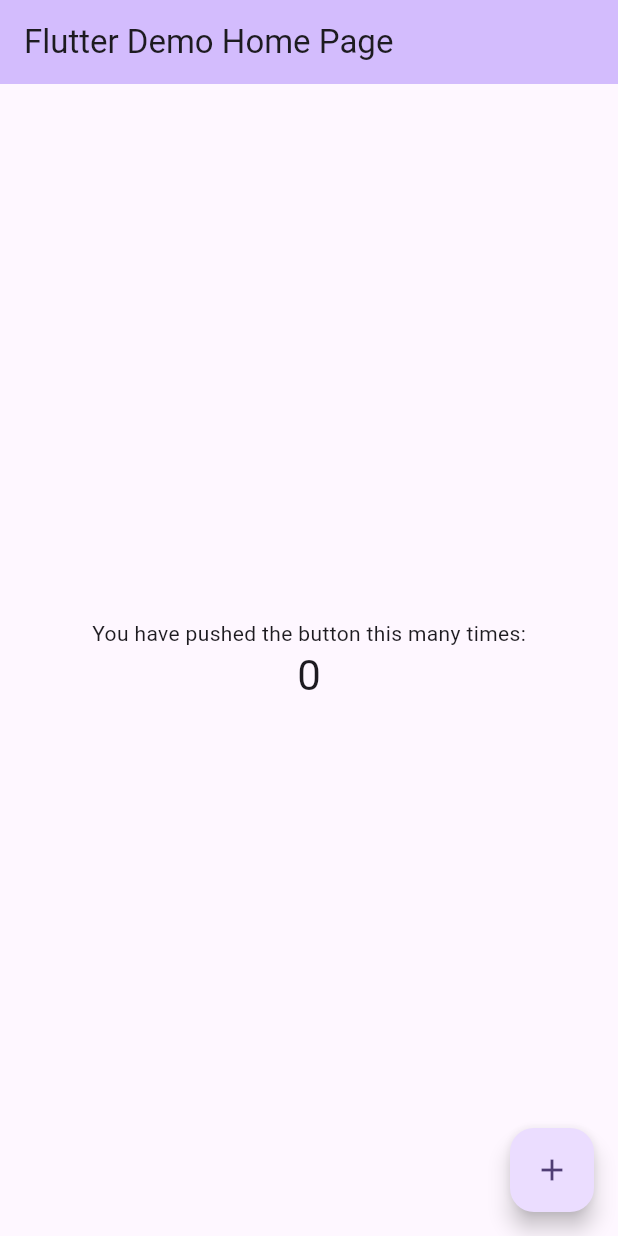
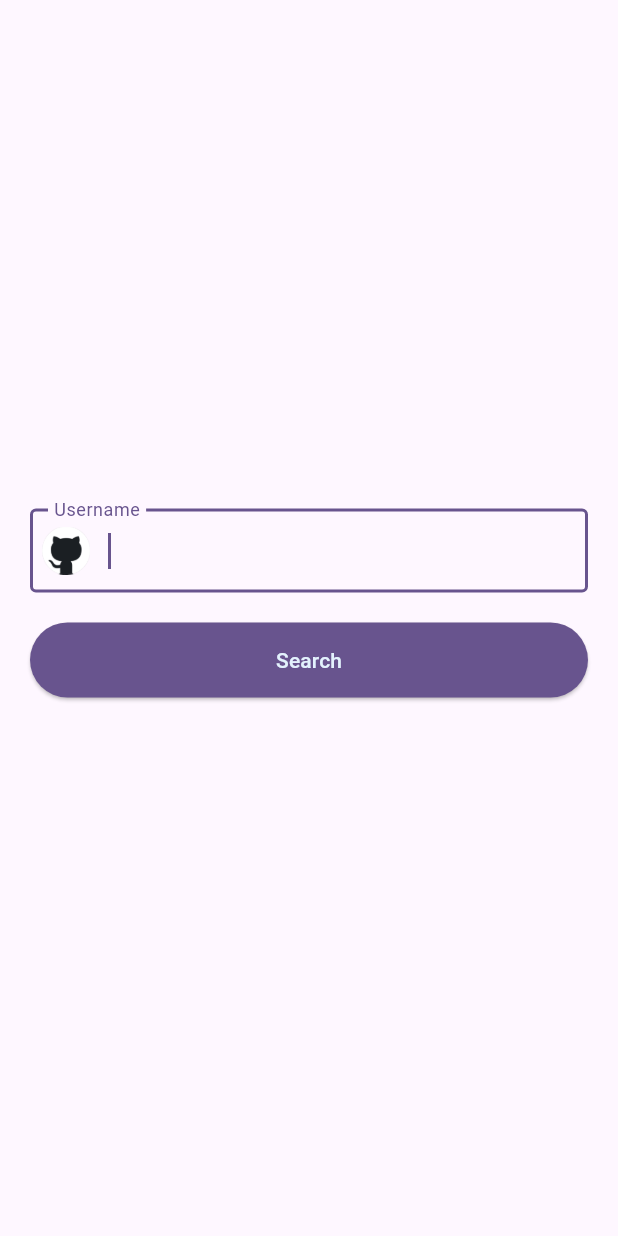
Before and after one commit to ShovonSikder/github-api-fetch, a Flutter app: the screen it shows after launch, on a phone screen of 412 x 824 dp. Run offline on Flutter 3.47's test engine with Material 2 defaults, Android fonts, the light colour scheme and no system bars.

Commit message:
first page ui design

```diff
--- /dev/null
+++ b/lib/common widgets/custom_elevated_button.dart
@@ -0,0 +1,24 @@
+import 'package:flutter/material.dart';
+import 'package:github_api_fetch/constants/app_values.dart';
+
+class CustomElevatedButton extends StatelessWidget {
+  Function() onPressed;
+  Widget child;
+  CustomElevatedButton(
+      {super.key, required this.onPressed, required this.child});
+
+  @override
+  Widget build(BuildContext context) {
+    return SizedBox(
+      height: AppValues.customButtonHeight,
+      child: ElevatedButton(
+        style: ElevatedButton.styleFrom(
+          backgroundColor: Theme.of(context).primaryColor,
+          foregroundColor: Theme.of(context).secondaryHeaderColor,
+        ),
+        onPressed: onPressed,
+        child: child,
+      ),
+    );
+  }
+}
--- /dev/null
+++ b/lib/constants/app_colors.dart
@@ -0,0 +1,5 @@
+import 'package:flutter/material.dart';
+
+class AppColors {
+  static Color bodyBackground = const Color(0xffbdbaba);
+}
--- /dev/null
+++ b/lib/constants/app_paths.dart
@@ -0,0 +1,4 @@
+class AppPaths {
+  static const String githubLogoImgPaths = 'assets/images/github.png';
+  static const String errorImgPaths = 'assets/images/error.png';
+}
--- /dev/null
+++ b/lib/constants/app_strings.dart
@@ -0,0 +1,9 @@
+class AppStrings {
+  static String username = 'Username';
+  static String search = 'Search';
+
+  static String cancel = 'Cancel';
+  static String close = 'Close';
+
+  static var usernameRequired = 'Must give a valid username';
+}
--- /dev/null
+++ b/lib/constants/app_values.dart
@@ -0,0 +1,14 @@
+class AppValues {
+  static var bodyPadding = 20.0;
+
+  static var customButtonHeight = 50.0;
+
+  static var errorImgHeight = 80.0;
+  static var errorImgWidth = 80.0;
+
+  static var fontSize_20 = 20.0;
+
+  static var logoHeightInTextfield = 5.0;
+
+  static double commonPadding = 8.0;
+}
--- /dev/null
+++ b/lib/features/first page/view/first_page.dart
@@ -0,0 +1,34 @@
+import 'package:flutter/material.dart';
+import 'package:github_api_fetch/utils/helper_function.dart';
+
+import '../widgets/body.dart';
+
+class FirstPage extends StatefulWidget {
+  const FirstPage({super.key});
+
+  @override
+  State<FirstPage> createState() => _FirstPageState();
+}
+
+class _FirstPageState extends State<FirstPage> {
+  final _usernameController = TextEditingController();
+  final _focusNode = FocusNode();
+  @override
+  void dispose() {
+    super.dispose();
+    _usernameController.dispose();
+    _focusNode.dispose();
+  }
+
+  @override
+  Widget build(BuildContext context) {
+    return GestureDetector(
+      onTap: () {
+        AppHelpers.unfocusNodes([_focusNode]);
+      },
+      child: Scaffold(
+        body: buildBody(context, _usernameController, _focusNode),
+      ),
+    );
+  }
+}
--- /dev/null
+++ b/lib/features/first page/widgets/body.dart
@@ -0,0 +1,18 @@
+import 'package:flutter/material.dart';
+import 'package:github_api_fetch/features/first%20page/widgets/search_button.dart';
+import 'package:github_api_fetch/features/first%20page/widgets/text_field.dart';
+
+import '../../../constants/app_values.dart';
+
+Center buildBody(BuildContext context, usernameController, focusNode) {
+  return Center(
+    child: ListView(
+      padding: EdgeInsets.all(AppValues.bodyPadding),
+      shrinkWrap: true,
+      children: [
+        buildTextFormField(usernameController, focusNode),
+        buildSearchButton(context, focusNode),
+      ],
+    ),
+  );
+}
--- a/lib/main.dart
+++ b/lib/main.dart
@@ -1,4 +1,5 @@
 import 'package:flutter/material.dart';
+import 'package:github_api_fetch/features/first%20page/view/first_page.dart';
 
 void main() {
   runApp(const MyApp());
@@ -13,113 +14,11 @@ class MyApp extends StatelessWidget {
     return MaterialApp(
       title: 'Flutter Demo',
       theme: ThemeData(
-        // This is the theme of your application.
-        //
-        // TRY THIS: Try running your application with "flutter run". You'll see
-        // the application has a blue toolbar. Then, without quitting the app,
-        // try changing the seedColor in the colorScheme below to Colors.green
-        // and then invoke "hot reload" (save your changes or press the "hot
-        // reload" button in a Flutter-supported IDE, or press "r" if you used
-        // the command line to start the app).
-        //
-        // Notice that the counter didn't reset back to zero; the application
-        // state is not lost during the reload. To reset the state, use hot
-        // restart instead.
-        //
-        // This works for code too, not just values: Most code changes can be
-        // tested with just a hot reload.
         colorScheme: ColorScheme.fromSeed(seedColor: Colors.deepPurple),
         useMaterial3: true,
       ),
-      home: const MyHomePage(title: 'Flutter Demo Home Page'),
+      debugShowCheckedModeBanner: false,
+      home: const FirstPage(),
     );
   }
 }
-
-class MyHomePage extends StatefulWidget {
-  const MyHomePage({super.key, required this.title});
-
-  // This widget is the home page of your application. It is stateful, meaning
-  // that it has a State object (defined below) that contains fields that affect
-  // how it looks.
-
-  // This class is the configuration for the state. It holds the values (in this
-  // case the title) provided by the parent (in this case the App widget) and
-  // used by the build method of the State. Fields in a Widget subclass are
-  // always marked "final".
-
-  final String title;
-
-  @override
-  State<MyHomePage> createState() => _MyHomePageState();
-}
-
-class _MyHomePageState extends State<MyHomePage> {
-  int _counter = 0;
-
-  void _incrementCounter() {
-    setState(() {
-      // This call to setState tells the Flutter framework that something has
-      // changed in this State, which causes it to rerun the build method below
-      // so that the display can reflect the updated values. If we changed
-      // _counter without calling setState(), then the build method would not be
-      // called again, and so nothing would appear to happen.
-      _counter++;
-    });
-  }
-
-  @override
-  Widget build(BuildContext context) {
-    // This method is rerun every time setState is called, for instance as done
-    // by the _incrementCounter method above.
-    //
-    // The Flutter framework has been optimized to make rerunning build methods
-    // fast, so that you can just rebuild anything that needs updating rather
-    // than having to individually change instances of widgets.
-    return Scaffold(
-      appBar: AppBar(
-        // TRY THIS: Try changing the color here to a specific color (to
-        // Colors.amber, perhaps?) and trigger a hot reload to see the AppBar
-        // change color while the other colors stay the same.
-        backgroundColor: Theme.of(context).colorScheme.inversePrimary,
-        // Here we take the value from the MyHomePage object that was created by
-        // the App.build method, and use it to set our appbar title.
-        title: Text(widget.title),
-      ),
-      body: Center(
-        // Center is a layout widget. It takes a single child and positions it
-        // in the middle of the parent.
-        child: Column(
-          // Column is also a layout widget. It takes a list of children and
-          // arranges them vertically. By default, it sizes itself to fit its
-          // children horizontally, and tries to be as tall as its parent.
-          //
-          // Column has various properties to control how it sizes itself and
-          // how it positions its children. Here we use mainAxisAlignment to
-          // center the children vertically; the main axis here is the vertical
-          // axis because Columns are vertical (the cross axis would be
-          // horizontal).
-          //
-          // TRY THIS: Invoke "debug painting" (choose the "Toggle Debug Paint"
-          // action in the IDE, or press "p" in the console), to see the
-          // wireframe for each widget.
-          mainAxisAlignment: MainAxisAlignment.center,
-          children: <Widget>[
-            const Text(
-              'You have pushed the button this many times:',
-            ),
-            Text(
-              '$_counter',
-              style: Theme.of(context).textTheme.headlineMedium,
-            ),
-          ],
-        ),
-      ),
-      floatingActionButton: FloatingActionButton(
-        onPressed: _incrementCounter,
-        tooltip: 'Increment',
-        child: const Icon(Icons.add),
-      ), // This trailing comma makes auto-formatting nicer for build methods.
-    );
-  }
-}
```
Also changed, not shown: lib/common widgets/error_msg.dart (added, +55 -0 lines), lib/features/first page/widgets/search_button.dart (added, +19 -0 lines), lib/features/first page/widgets/text_field.dart (added, +33 -0 lines), lib/utils/helper_function.dart (added, +37 -0 lines), pubspec.yaml (+5 -3 lines), assets/images/error.png (added), assets/images/github.png (added), pubspec.lock, 1 other file.
